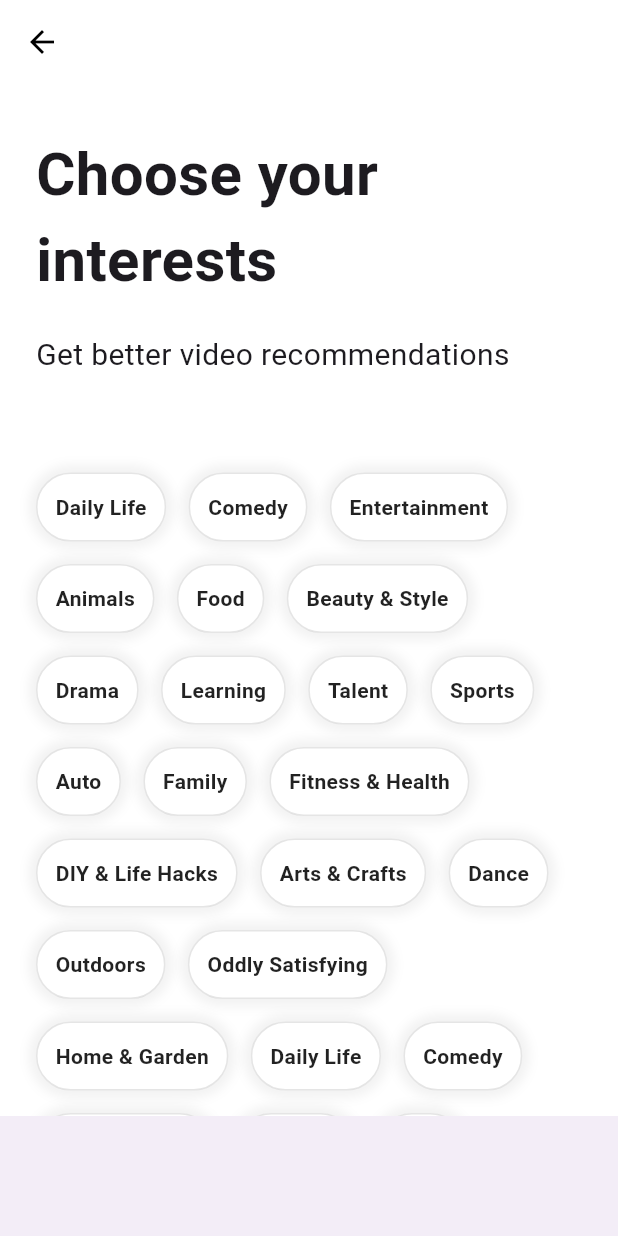
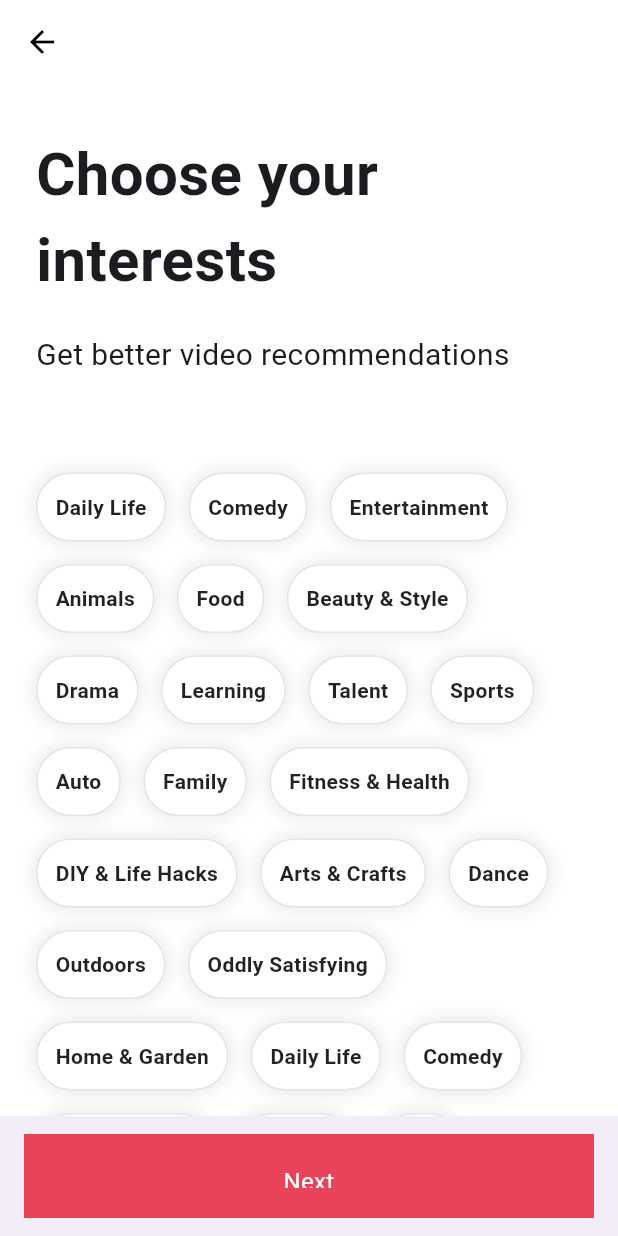
Before and after one commit to lee-tae-eon/TikTokClone, a Flutter app: the InterestsScreen screen opened directly, on a phone screen of 412 x 824 dp. Run offline on Flutter 3.47's test engine with Material 3 defaults, Android fonts, the phone set to English and light mode, and no system bars; our stand-ins replace font_awesome_flutter.

```diff
--- a/lib/features/onboarding/interests_screen.dart
+++ b/lib/features/onboarding/interests_screen.dart
@@ -150,14 +150,7 @@ class _InterestsScreenState extends State<InterestsScreen> {
         ),
       ),
       bottomNavigationBar: BottomAppBar(
-          elevation: 2,
-          child: Padding(
-            padding: const EdgeInsets.only(
-              bottom: Sizes.size40,
-              top: Sizes.size16,
-              left: Sizes.size24,
-              right: Sizes.size24,
-            ),
+        elevation: 0.4,
         child: GestureDetector(
           onTap: _onNextTap,
           child: Container(
@@ -177,7 +170,7 @@ class _InterestsScreenState extends State<InterestsScreen> {
             ),
           ),
         ),
-          )),
+      ),
     );
   }
 }
```
Lines whose indentation alone changed are shown as unchanged.
